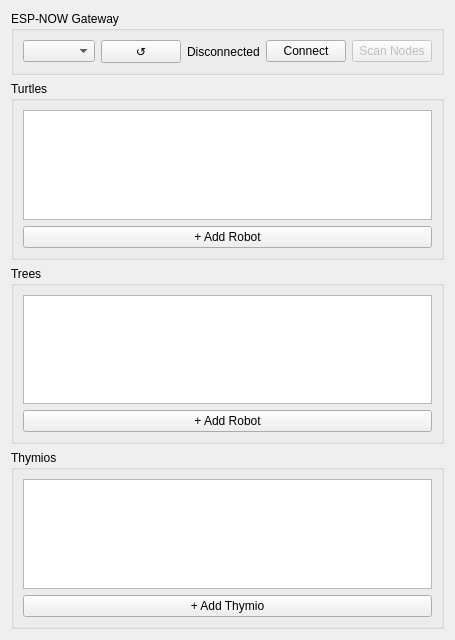
First picture: the form in src/gui/ui/robot_panel.ui, repository techandpeople/SoftEdIBO, before the edit.
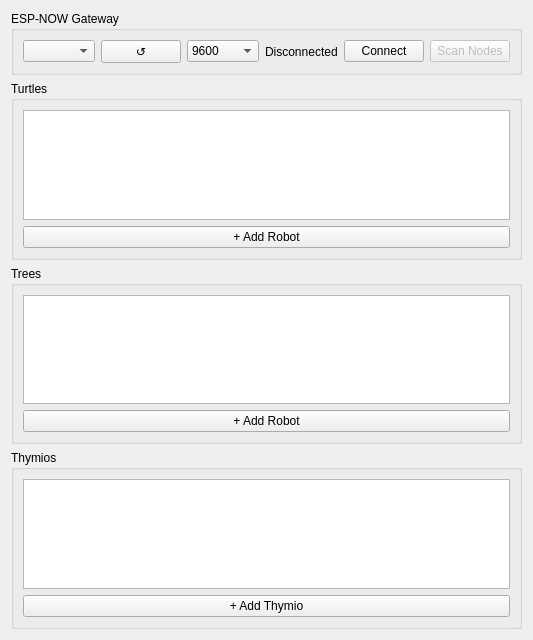
Second picture: the form after the edit.

What changed in the file:
```diff
--- a/src/gui/ui/robot_panel.ui
+++ b/src/gui/ui/robot_panel.ui
@@ -22,6 +22,14 @@
         <property name="toolTip"><string>Refresh serial port list</string></property>
        </widget>
       </item>
+      <item>
+       <widget class="QComboBox" name="baud_rate_combo">
+        <item><property name="text"><string>9600</string></property></item>
+        <item><property name="text"><string>57600</string></property></item>
+        <item><property name="text"><string>115200</string></property></item>
+        <item><property name="text"><string>921600</string></property></item>
+       </widget>
+      </item>
       <item>
        <widget class="QLabel" name="gateway_status_label">
         <property name="text"><string>Disconnected</string></property>
```
Left out of the diff: 2 changed lines with no effect on the pictures.
